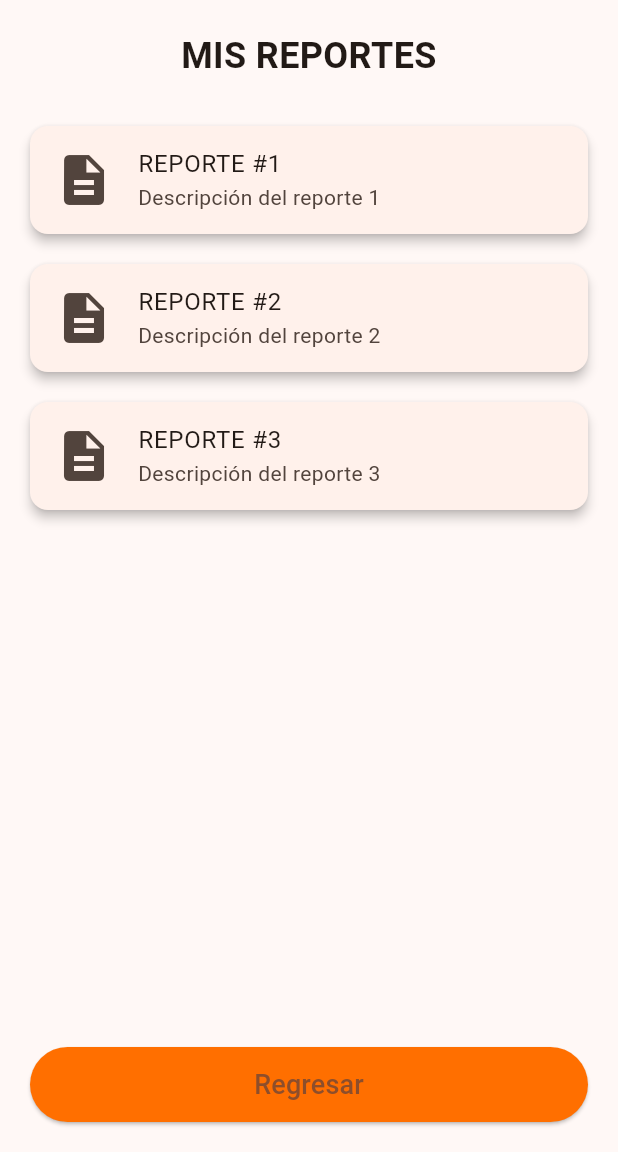
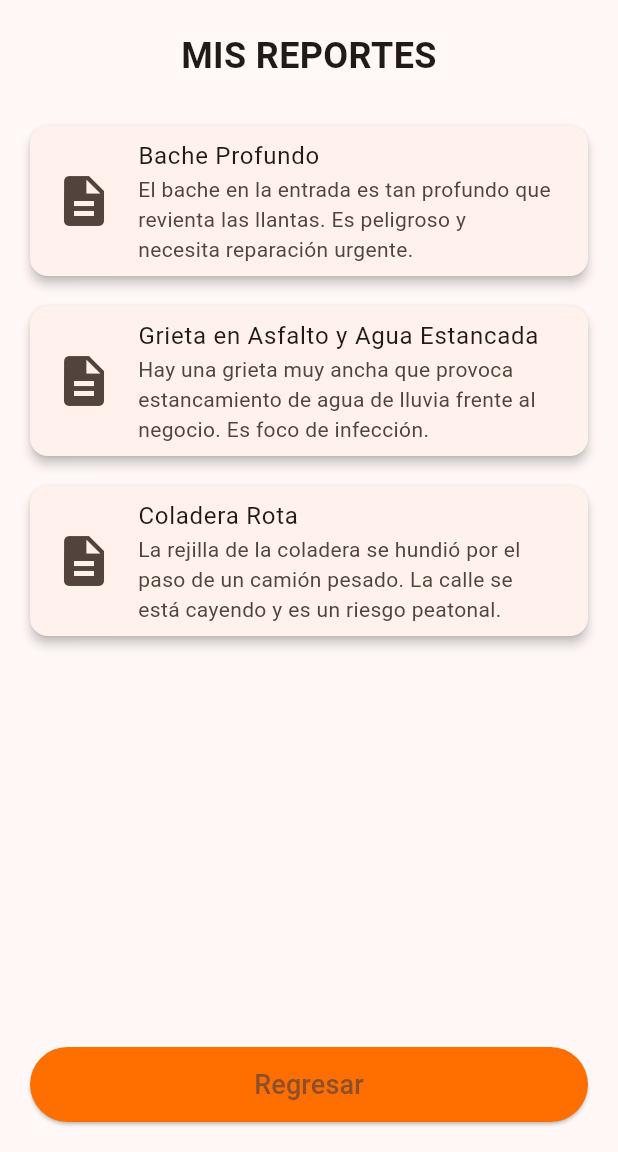
Before and after one commit to JDavidMezaF/ReportesCiudadanos, a Flutter app: the MisReportesPage screen opened by its route, on a phone screen of 412 x 824 dp, the part 84-1236 px from its top. Run offline on Flutter 3.47's test engine with Material 3 defaults, Android fonts, the phone set to English and light mode, and no system bars.

Commit message:
Arreglé pantallas admin y mis reportes

```diff
--- a/flutter_application_2/lib/pantallas/admin/admin.dart
+++ b/flutter_application_2/lib/pantallas/admin/admin.dart
@@ -1,3 +1,5 @@
+// ignore_for_file: deprecated_member_use
+
 import 'package:flutter/material.dart';
 // 🔑 IMPORTACIÓN CORREGIDA: Importamos la pantalla de cuenta DEL ADMIN
 import 'micuenta.dart'; // Asumiendo que están en la misma carpeta (admin/)
--- a/flutter_application_2/lib/pantallas/user/misreportes.dart
+++ b/flutter_application_2/lib/pantallas/user/misreportes.dart
@@ -1,16 +1,47 @@
 import 'package:flutter/material.dart';
 import 'detallereporte.dart';
+import 'package:flutter_application_1/models/reporte.dart';
 
 // Página principal de reportes
 class MisReportesPage extends StatelessWidget {
-  const MisReportesPage({super.key});
+  MisReportesPage({super.key});
 
-  // Simulación de datos (esto se reemplaza con datos reales de la BD)
-  final List<Map<String, String>> reportes = const [
-    {'titulo': 'REPORTE #1', 'descripcion': 'Descripción del reporte 1'},
-    {'titulo': 'REPORTE #2', 'descripcion': 'Descripción del reporte 2'},
-    {'titulo': 'REPORTE #3', 'descripcion': 'Descripción del reporte 3'},
+  // ---------------------------------------------------------------------
+  // 🔑 DATOS MOCK CORREGIDOS (Incluye los 3 reportes simulados)
+  // ---------------------------------------------------------------------
+  final List<Reporte> reportes = [
+    Reporte(
+      id: '1',
+      nombre: 'Ana María López',
+      nombreReporte: 'Bache Profundo',
+      descripcion: 'El bache en la entrada es tan profundo que revienta las llantas. Es peligroso y necesita reparación urgente.',
+      tiempoFalla: '3 semanas',
+      calle: 'Calle Monte 5',
+      colonia: 'La Montaña',
+      fecha: '2025-11-25',
+    ),
+    Reporte(
+      id: '2',
+      nombre: 'Carlos R. Jiménez',
+      nombreReporte: 'Grieta en Asfalto y Agua Estancada',
+      descripcion: 'Hay una grieta muy ancha que provoca estancamiento de agua de lluvia frente al negocio. Es foco de infección.',
+      tiempoFalla: '1 mes',
+      calle: 'Av. Insurgentes 30',
+      colonia: 'Juárez',
+      fecha: '2025-11-26',
+    ),
+    Reporte(
+      id: '3',
+      nombre: 'Sofía V. Hernández',
+      nombreReporte: 'Coladera Rota',
+      descripcion: 'La rejilla de la coladera se hundió por el paso de un camión pesado. La calle se está cayendo y es un riesgo peatonal.',
+      tiempoFalla: '10 días',
+      calle: 'Ciclón 18',
+      colonia: 'Libertad',
+      fecha: '2025-11-26',
+    ),
   ];
+  // ---------------------------------------------------------------------
 
   @override
   Widget build(BuildContext context) {
@@ -51,15 +82,15 @@ class MisReportesPage extends StatelessWidget {
                     margin: const EdgeInsets.symmetric(vertical: 10),
                     child: ListTile(
                       leading: const Icon(Icons.description, size: 40),
-                      title: Text(reporte['titulo']!),
-                      subtitle: Text(reporte['descripcion']!),
+                      title: Text(reporte.nombreReporte),
+                      subtitle: Text(reporte.descripcion),
                       onTap: () {
                         Navigator.push(
                           context,
                           MaterialPageRoute(
                             builder: (context) => DetalleReporte(
-                              titulo: reporte['titulo']!,
-                              descripcion: reporte['descripcion']!,
+                              titulo: reporte.nombreReporte,
+                              descripcion: reporte.descripcion,
                             ),
                           ),
                         );
```
